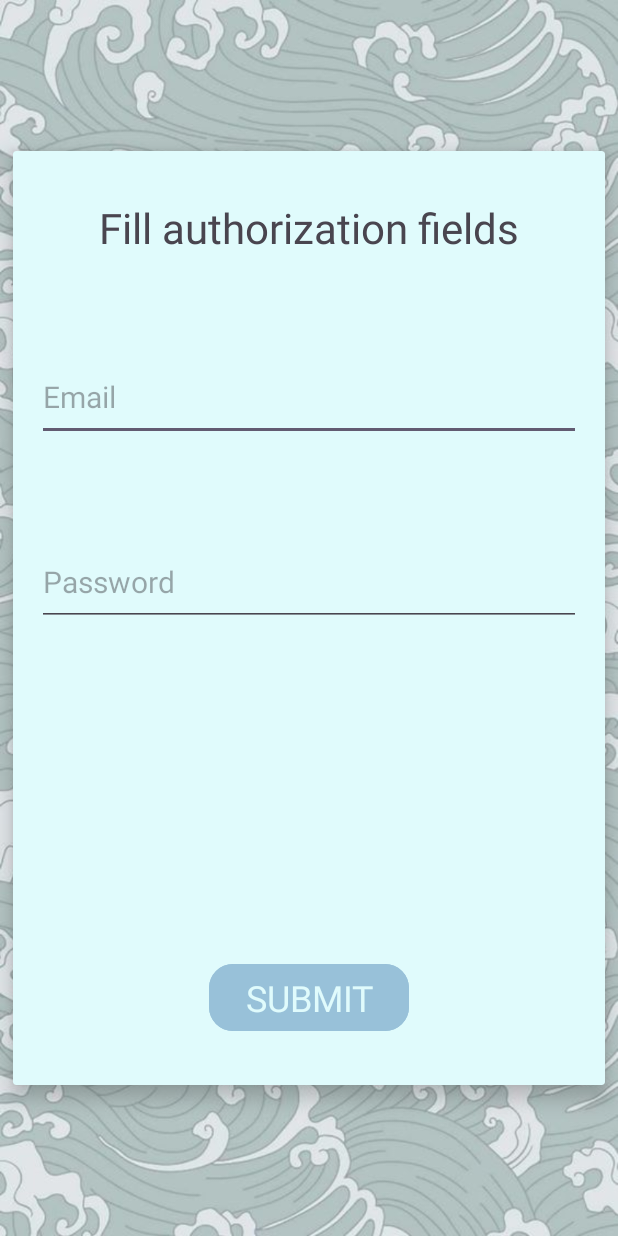
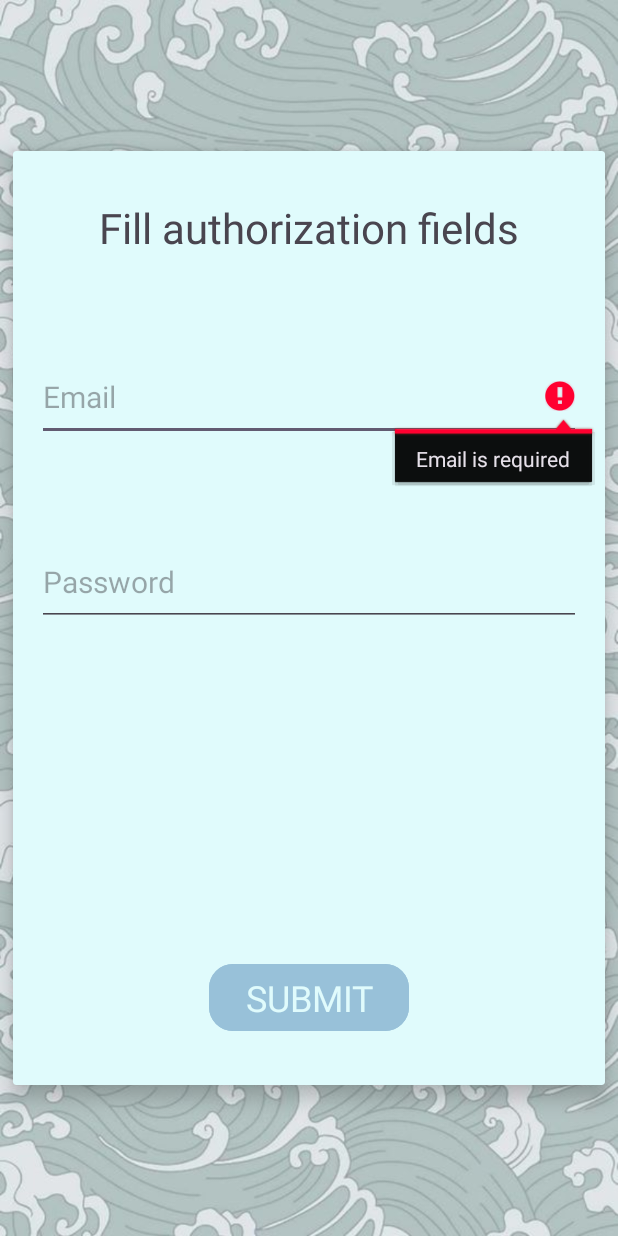
Before and after one commit to Jiraf400/jirafik-delivery-project, an Android app: the UserLoginActivity screen opened directly, with no data from a screen before it, on a phone screen of 412 x 824 dp. Run offline under Robolectric (Android 15) with nearby library versions, the light colour scheme and no system bars; Roboto replaces fonts that are not available here.

Commit message:
trying to clear garbage in authService methods

```diff
--- a/android/app/src/main/java/com/jirafik/delivery/activities/UserLoginActivity.java
+++ b/android/app/src/main/java/com/jirafik/delivery/activities/UserLoginActivity.java
@@ -3,14 +3,25 @@ package com.jirafik.delivery.activities;
 import androidx.appcompat.app.AppCompatActivity;
 
 import android.os.Bundle;
+import android.widget.EditText;
 
 import com.jirafik.delivery.R;
+import com.jirafik.delivery.services.AuthenticationService;
 
 public class UserLoginActivity extends AppCompatActivity {
+
+    AuthenticationService authService;
 
     @Override
     protected void onCreate(Bundle savedInstanceState) {
         super.onCreate(savedInstanceState);
         setContentView(R.layout.activity_user_login);
+
+        authService = new AuthenticationService(this);
+
+        EditText et_login_email = findViewById(R.id.et_login_email);
+        EditText et_login_password = findViewById(R.id.et_login_password);
+
+        authService.loginUser(et_login_email, et_login_password);
     }
 }
--- a/android/app/src/main/java/com/jirafik/delivery/services/AuthenticationService.java
+++ b/android/app/src/main/java/com/jirafik/delivery/services/AuthenticationService.java
@@ -1,17 +1,10 @@
 package com.jirafik.delivery.services;
 
-import static androidx.core.content.ContextCompat.startActivity;
-
 import android.content.Context;
-import android.content.Intent;
 import android.view.View;
 import android.widget.EditText;
 import android.widget.TextView;
 import android.widget.Toast;
-
-import com.jirafik.delivery.activities.PhoneVerificationActivity;
-import com.jirafik.delivery.activities.UserLoginActivity;
-import com.jirafik.delivery.activities.UserRegisterActivity;
 
 public class AuthenticationService {
 
@@ -23,11 +16,15 @@ public class AuthenticationService {
     }
 
     public void enterPhoneNumber(EditText et_pv_phone, EditText et_pv_code,
-                                 TextView tv_enter_phone, TextView tv_notification) {
+                                 TextView tv_enter_phone, TextView tv_notification, UserAuthListener authListener) {
 
         if (tv_enter_phone.getText().toString().contains("Enter verification code")) {
             if (et_pv_code.getText().toString().equals("123456")) {
-//HERE SHOULD BE LOGIC FOR SENDING PHONE TO SERVER
+                String phone = getPhoneNumber();
+
+                //Logic to send phone to server
+
+                authListener.onRegister();
 
                 Toast.makeText(context, "SUCCESS", Toast.LENGTH_SHORT).show();
             } else {
@@ -52,18 +49,29 @@ public class AuthenticationService {
         et_pv_code.setVisibility(View.VISIBLE);
     }
 
-//    boolean isUserExists(String phone) {
-//
-//        return false;
-//    }
+    public void loginUser(EditText etLoginEmail, EditText etLoginPassword) {
+
+        String emailPattern = "[a-zA-Z0-9._-]+@[a-z]+\\.[a-z]+";
+
+        if (etLoginEmail.length() == 0 || !etLoginEmail.getText().toString().matches(emailPattern)) {
+            etLoginEmail.setError("Email is required");
+        }
+
+        //TODO send variables to server
+
+    }
+
+    public void registerUser(EditText etRegisterName, EditText etRegisterEmail,
+                             EditText etRegisterPassword, EditText etRegisterConfPassword) {
 
 
-//    void startNextActivity(boolean isUserExists) {
-//        if (isUserExists) startActivity(new Intent(this, UserLoginActivity.class));
-//        else startActivity(context, new Intent(context, UserRegisterActivity.class));
-//
-//    }
+    }
 
+    public interface UserAuthListener {
+        void onLogin();
+
+        void onRegister();
+    }
 
     public String getPhoneNumber() {
         return phoneNumber;
--- a/android/app/src/main/res/layout/activity_user_register.xml
+++ b/android/app/src/main/res/layout/activity_user_register.xml
@@ -37,7 +37,7 @@
                     android:fontFamily="@font/roboto" />
 
             <EditText
-                    android:id="@+id/et_register_fullName"
+                    android:id="@+id/et_register_name"
                     android:layout_width="match_parent"
                     android:layout_height="wrap_content"
                     style="@style/Widget.AppCompat.EditText"
@@ -59,7 +59,7 @@
                     android:hint="Email"
                     android:textSize="20sp"
                     android:inputType="textEmailAddress"
-                    android:layout_below="@id/et_register_fullName"
+                    android:layout_below="@id/et_register_name"
                     android:layout_centerVertical="true"
                     android:layout_marginTop="24dp"
                     android:fontFamily="@font/roboto" />
--- a/android/app/src/main/res/layout/activity_wait.xml
+++ b/android/app/src/main/res/layout/activity_wait.xml
@@ -12,7 +12,7 @@
             android:layout_width="match_parent"
             android:layout_height="wrap_content"
             android:background="@color/white"
-            android:text="Jiraf Delivery App"
+            android:text="@string/app_title"
             android:textSize="24sp"
             android:textAlignment="center"
             android:layout_marginTop="64dp"
@@ -21,7 +21,7 @@
     <TextView
             android:layout_width="wrap_content"
             android:layout_height="wrap_content"
-            android:text="Welcome, \n{user name here}"
+            android:text="Welcome"
             android:gravity="center_vertical"
             android:textSize="42sp"
             android:paddingBottom="32dp"
```
Also changed, not shown: android/app/src/main/java/com/jirafik/delivery/activities/PhoneVerificationActivity.java (+11 -1 lines), android/app/src/main/java/com/jirafik/delivery/activities/UserRegisterActivity.java (+14 -0 lines).
